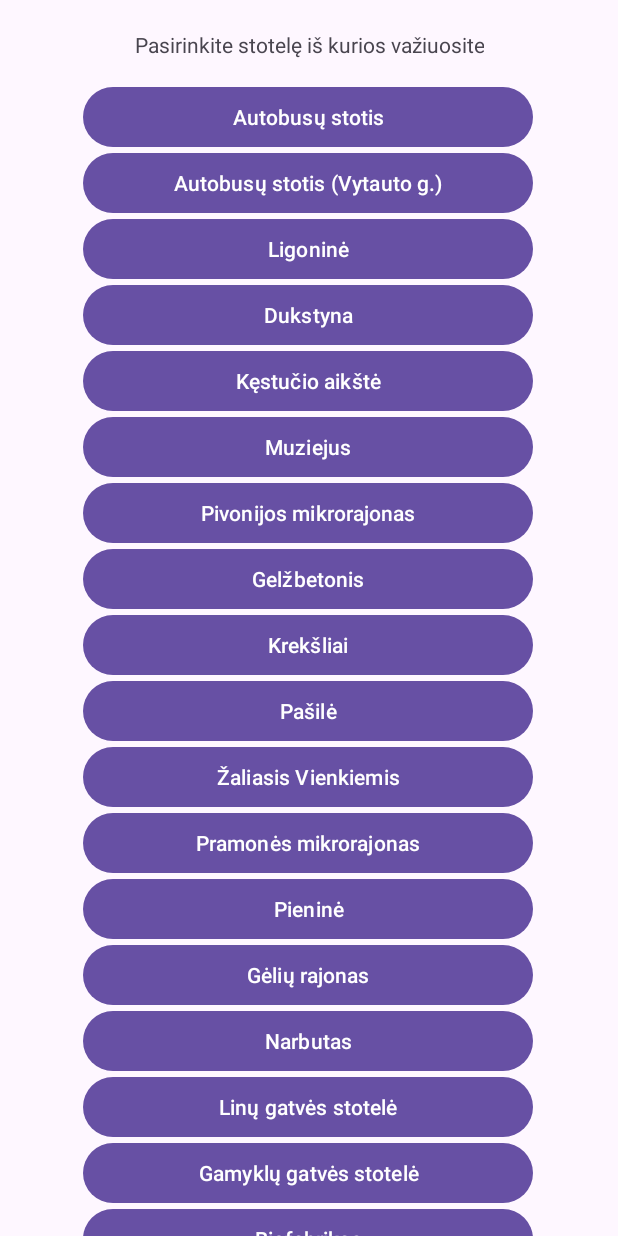
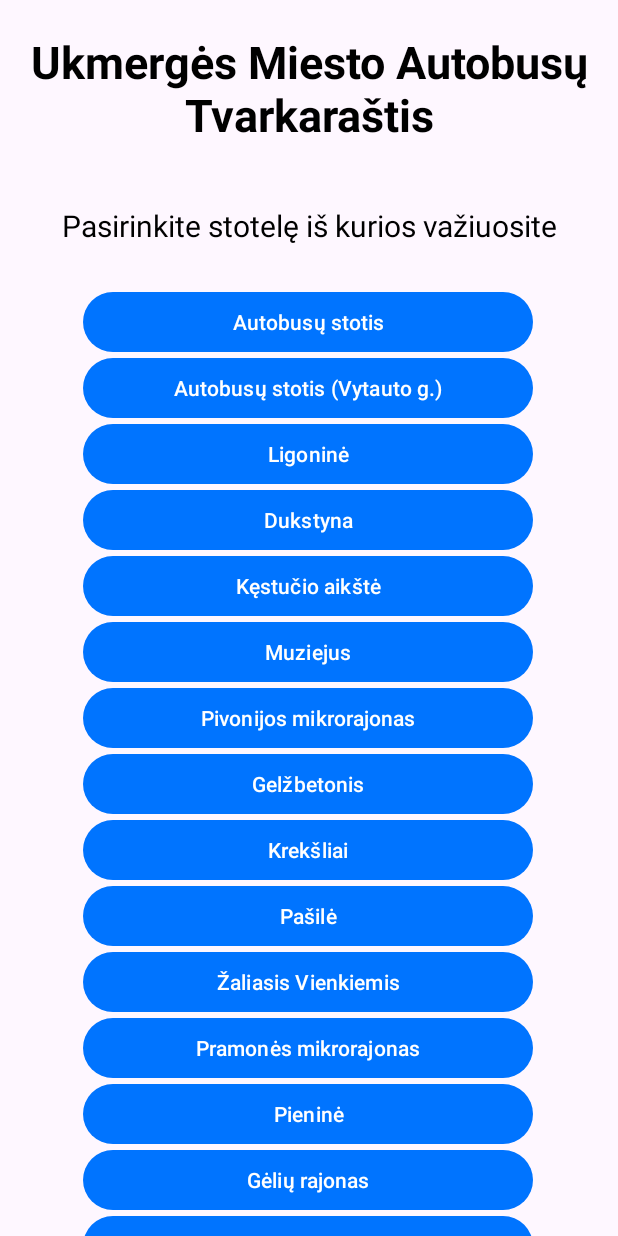
Before and after one commit to Malca/Autobusu_Tvarkarastis, an Android app: the screen it shows after launch (MainActivity), on a phone screen of 412 x 824 dp. Run offline under Robolectric (Android 15) with nearby library versions, the phone set to English and light mode, and no system bars.

Commit message:
Changed color schemes and added few more elements

```diff
--- a/app/src/main/res/layout/activity_main.xml
+++ b/app/src/main/res/layout/activity_main.xml
@@ -1,39 +1,57 @@
 <?xml version="1.0" encoding="utf-8"?>
 <ScrollView xmlns:android="http://schemas.android.com/apk/res/android"
+    xmlns:app="http://schemas.android.com/apk/res-auto"
+    xmlns:tools="http://schemas.android.com/tools"
     android:id="@+id/scrollview"
     android:layout_width="match_parent"
     android:layout_height="wrap_content"
     android:fillViewport="true"
     android:scrollbars="vertical" >
 <androidx.constraintlayout.widget.ConstraintLayout
-    xmlns:app="http://schemas.android.com/apk/res-auto"
-    xmlns:tools="http://schemas.android.com/tools"
     android:layout_width="match_parent"
-    android:layout_height="match_parent"
+    android:layout_height="wrap_content"
     tools:context=".MainActivity">
 
     <TextView
+        android:id="@+id/header_title"
         android:layout_width="wrap_content"
         android:layout_height="wrap_content"
         android:layout_marginTop="5dp"
         android:text="@string/header_text"
         android:textAlignment="center"
+        android:textSize="30sp"
+        android:textStyle="bold"
         app:layout_constraintBottom_toBottomOf="parent"
         app:layout_constraintEnd_toEndOf="parent"
         app:layout_constraintStart_toStartOf="parent"
         app:layout_constraintTop_toTopOf="parent"
-        app:layout_constraintVertical_bias="0.015" />
+        app:layout_constraintVertical_bias="0.015"
+        android:elevation="2dp"/>
+
+    <TextView
+        android:id="@+id/choose_text"
+        android:layout_width="wrap_content"
+        android:layout_height="wrap_content"
+        android:text="@string/choose_text"
+        android:textAlignment="center"
+        android:textSize="20sp"
+        android:layout_marginTop="40dp"
+        app:layout_constraintEnd_toEndOf="parent"
+        app:layout_constraintStart_toStartOf="@id/header_title"
+        app:layout_constraintTop_toBottomOf="@+id/header_title" />
 
     <Button
+        android:id="@+id/autobusu_stotis_button"
         android:layout_width="300dp"
         android:layout_height="48dp"
         android:layout_marginStart="55dp"
         android:layout_marginTop="54dp"
         android:text="@string/autobusu_stotis"
+        android:textColorHighlight="@color/blackgrey"
+        android:textColorHint="@color/blackgrey"
         app:layout_constraintStart_toStartOf="parent"
-        app:layout_constraintTop_toTopOf="parent"
-        android:id="@+id/autobusu_stotis_button"
-        />
+        app:layout_constraintTop_toTopOf="@id/choose_text"
+        app:toggleCheckedStateOnClick="false" />
 
     <Button
         android:id="@+id/autobusu_stotis_vytauto_button"
@@ -84,6 +102,7 @@
         android:text="@string/muziejus"
         app:layout_constraintStart_toStartOf="parent"
         app:layout_constraintTop_toTopOf="@id/kestucio_button" />
+
 
     <Button
         android:id="@+id/pivonija_button"
--- a/app/src/main/res/values-night/themes.xml
+++ b/app/src/main/res/values-night/themes.xml
@@ -2,6 +2,18 @@
     <!-- Base application theme. -->
     <style name="Base.Theme.AutobusųTvarkaraštis" parent="Theme.Material3.DayNight.NoActionBar">
         <!-- Customize your dark theme here. -->
-        <!-- <item name="colorPrimary">@color/my_dark_primary</item> -->
+        <item name="colorPrimary">@color/blackgrey</item>
+        <item name="android:textColor">@color/white</item>
+        <item name="materialButtonStyle">@style/Widget.Material3.Button</item>
+
+
     </style>
+    <style name="Widget.Material3.Button" parent="Widget.MaterialComponents.Button">
+        <item name="backgroundTint">@color/blackgrey</item>
+        <item name="rippleColor">@color/TintedGrey</item>
+        <item name="android:textColor">@color/white</item>
+        <item name="shapeAppearance">@style/ShapeAppearance.M3.Comp.FilledButton.Container.Shape</item>
+        <item name="android:elevation">4dp</item>
+    </style>
+    <style name="Theme.AutobusųTvarkaraštis" parent="Base.Theme.AutobusųTvarkaraštis" />
 </resources>
--- a/app/src/main/res/values/colors.xml
+++ b/app/src/main/res/values/colors.xml
@@ -2,4 +2,8 @@
 <resources>
     <color name="black">#FF000000</color>
     <color name="white">#FFFFFFFF</color>
+    <color name="blue">#0E31EF</color>
+    <color name="bluish">#0074FF</color>
+    <color name="blackgrey">#2E2E2E</color>
+    <color name="TintedGrey">#757575</color>
 </resources>
--- a/app/src/main/res/values/strings.xml
+++ b/app/src/main/res/values/strings.xml
@@ -1,6 +1,7 @@
 <resources>
     <string name="app_name">Autobusų Tvarkaraštis</string>
-    <string name="header_text">Pasirinkite stotelę iš kurios važiuosite</string>
+    <string name="header_text">Ukmergės Miesto Autobusų Tvarkaraštis</string>
+    <string name="choose_text">Pasirinkite stotelę iš kurios važiuosite</string>
     <string name="autobusu_stotis">Autobusų stotis</string>
     <string name="autobus_stotis_vytauto_g">Autobusų stotis (Vytauto g.)</string>
     <string name="ligonine">Ligoninė</string>
--- a/app/src/main/res/values/themes.xml
+++ b/app/src/main/res/values/themes.xml
@@ -2,7 +2,10 @@
     <!-- Base application theme. -->
     <style name="Base.Theme.AutobusųTvarkaraštis" parent="Theme.Material3.DayNight.NoActionBar">
         <!-- Customize your light theme here. -->
-        <!-- <item name="colorPrimary">@color/my_light_primary</item> -->
+        <item name="colorPrimary">@color/bluish</item>
+        <item name="android:textColor">@color/black</item>
+        <item name="android:elevation">1dp</item>
+
     </style>
 
     <style name="Theme.AutobusųTvarkaraštis" parent="Base.Theme.AutobusųTvarkaraštis" />
```
